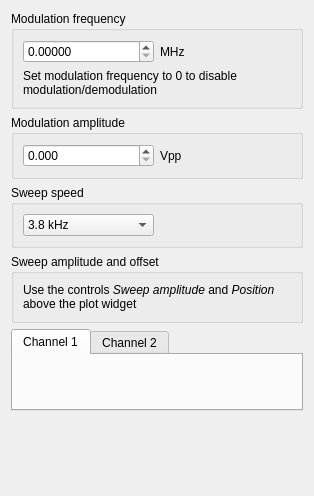
Debaucheryddll/FPATS, file linien-gui/linien_gui/ui/modulation_sweep_panel.ui: the form before one commit.
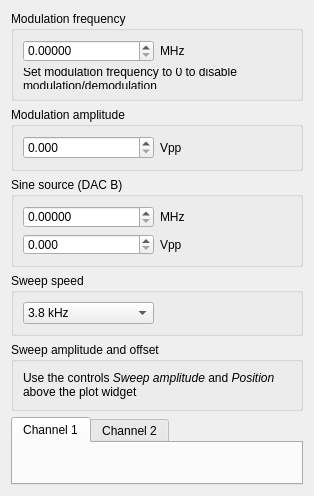
The form after the commit. Custom widgets are drawn as their Qt base class.

```diff
--- a/linien-gui/linien_gui/ui/modulation_sweep_panel.ui
+++ b/linien-gui/linien_gui/ui/modulation_sweep_panel.ui
@@ -87,6 +87,57 @@
      </layout>
     </widget>
    </item>
+   <item>
+    <widget class="QGroupBox" name="sine_source_group">
+     <property name="title">
+      <string>Sine source (DAC B)</string>
+     </property>
+     <layout class="QVBoxLayout" name="verticalLayout_6">
+      <item>
+       <layout class="QHBoxLayout" name="horizontalLayout_7">
+        <item>
+         <widget class="CustomDoubleSpinBoxNoSign" name="sineSourceFrequencySpinBox">
+          <property name="decimals">
+           <number>5</number>
+          </property>
+         </widget>
+        </item>
+        <item>
+         <widget class="QLabel" name="label_6">
+          <property name="text">
+           <string>MHz</string>
+          </property>
+         </widget>
+        </item>
+       </layout>
+      </item>
+      <item>
+       <layout class="QHBoxLayout" name="horizontalLayout_8">
+        <item>
+         <widget class="CustomDoubleSpinBoxNoSign" name="sineSourceAmplitudeSpinBox">
+          <property name="decimals">
+           <number>3</number>
+          </property>
+          <property name="maximum">
+           <double>2.000000000000000</double>
+          </property>
+          <property name="singleStep">
+           <double>0.100000000000000</double>
+          </property>
+         </widget>
+        </item>
+        <item>
+         <widget class="QLabel" name="label_7">
+          <property name="text">
+           <string>Vpp</string>
+          </property>
+         </widget>
+        </item>
+       </layout>
+      </item>
+     </layout>
+    </widget>
+   </item>
    <item>
     <widget class="QGroupBox" name="groupBox_3">
      <property name="title">
```
